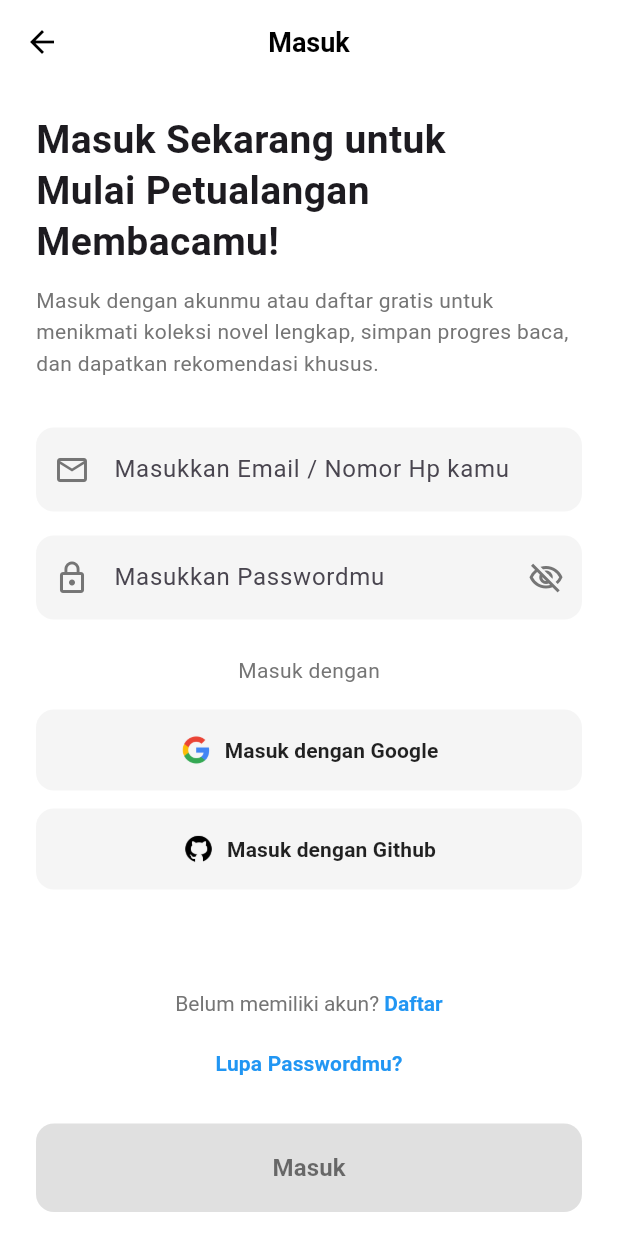
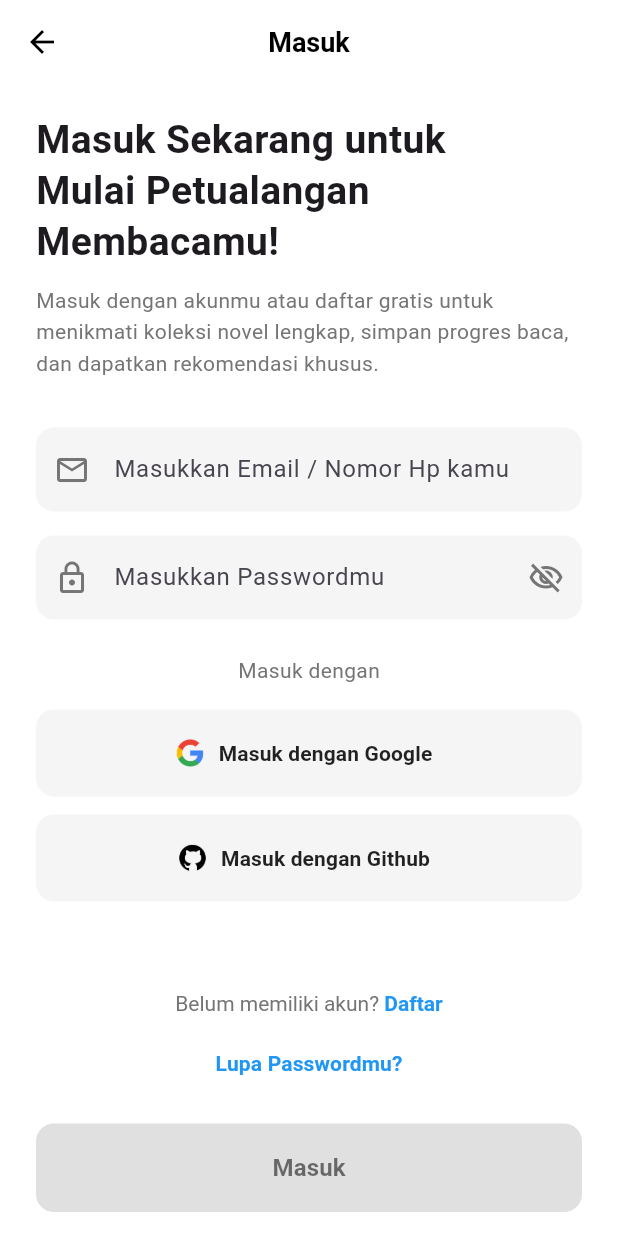
Before and after one commit to Aprilrianto/lexicon, a Flutter app: the screen it shows after launch, on a phone screen of 412 x 824 dp. Run offline on Flutter 3.47's test engine with Material 3 defaults, Android fonts, the phone set to English and light mode, and no system bars; our stand-ins replace image_picker, supabase_flutter; accounts and stored records are empty.

Commit message:
perbaikan login

```diff
--- a/lib/screens/login_screen.dart
+++ b/lib/screens/login_screen.dart
@@ -204,19 +204,19 @@ class _LoginScreenState extends State<LoginScreen> {
                         style: ElevatedButton.styleFrom(
                           backgroundColor: Colors.grey[100],
                           elevation: 0,
-                          padding: const EdgeInsets.symmetric(vertical: 16),
+                          // DIUBAH: Menggunakan minimumSize untuk menyamakan tinggi dengan TextField
+                          minimumSize: const Size(double.infinity, 58),
                           shape: RoundedRectangleBorder(
                             borderRadius: BorderRadius.circular(12),
                           ),
                         ),
                       ),
                       const SizedBox(height: 12),
-                      // Tombol Login Github (Sebelumnya Facebook)
+                      // Tombol Login Github
                       ElevatedButton.icon(
                         onPressed: () {
                           // TODO: Implement Github Sign-In logic
                         },
-                        // Pastikan Anda memiliki 'assets/github.png' di proyek Anda
                         icon: Image.asset('assets/github.png', height: 22),
                         label: const Text(
                           'Masuk dengan Github',
@@ -228,7 +228,8 @@ class _LoginScreenState extends State<LoginScreen> {
                         style: ElevatedButton.styleFrom(
                           backgroundColor: Colors.grey[100],
                           elevation: 0,
-                          padding: const EdgeInsets.symmetric(vertical: 16),
+                          // DIUBAH: Menggunakan minimumSize untuk menyamakan tinggi dengan TextField
+                          minimumSize: const Size(double.infinity, 58),
                           shape: RoundedRectangleBorder(
                             borderRadius: BorderRadius.circular(12),
                           ),
```
